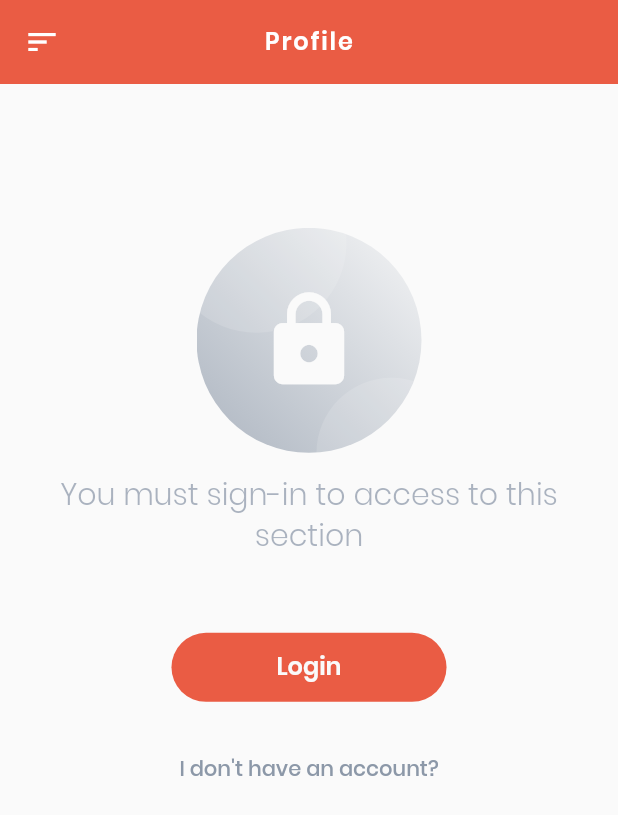
After one commit to KareemEltemsah/tarabeza_mobile_application, a Flutter app: the ProfileWidget screen opened by its route, on a phone screen of 412 x 824 dp. The commit adds this screen. Shown: the top 815 px of the screen. Run offline on Flutter 3.47's test engine with Material 2 defaults, Android fonts, the phone set to English and light mode, and no system bars; our stand-ins replace cached_network_image, firebase_core, firebase_messaging, flutter_form_builder, flutter_html, flutter_svg and 4 more; missing offline and left inert: global_configuration; accounts and stored records are empty.

Commit message:
add user profile page pt.1

```diff
--- a/lib/route_generator.dart
+++ b/lib/route_generator.dart
@@ -20,7 +20,7 @@ import 'src/pages/login.dart';
 import 'src/pages/pages.dart';
 // import 'src/pages/payment_methods.dart';
 // import 'src/pages/paypal_payment.dart';
-// import 'src/pages/profile.dart';
+import 'src/pages/profile.dart';
 // import 'src/pages/razorpay_payment.dart';
 // import 'src/pages/reviews.dart';
 // import 'src/pages/settings.dart';
@@ -45,8 +45,8 @@ class RouteGenerator {
       //   return MaterialPageRoute(builder: (_) => SignUpWidget());
       case '/Login':
         return MaterialPageRoute(builder: (_) => LoginWidget());
-      // case '/Profile':
-      //   return MaterialPageRoute(builder: (_) => ProfileWidget());
+      case '/Profile':
+        return MaterialPageRoute(builder: (_) => ProfileWidget());
       case '/ForgetPassword':
         return MaterialPageRoute(builder: (_) => ForgetPasswordWidget());
       case '/Pages':
--- /dev/null
+++ b/lib/src/elements/PermissionDeniedWidget.dart
@@ -0,0 +1,112 @@
+import 'package:flutter/material.dart';
+
+import '../../generated/l10n.dart';
+import '../helpers/app_config.dart' as config;
+
+class PermissionDeniedWidget extends StatefulWidget {
+  PermissionDeniedWidget({
+    Key key,
+  }) : super(key: key);
+
+  @override
+  _PermissionDeniedWidgetState createState() => _PermissionDeniedWidgetState();
+}
+
+class _PermissionDeniedWidgetState extends State<PermissionDeniedWidget> {
+  @override
+  void initState() {
+    super.initState();
+  }
+
+  @override
+  Widget build(BuildContext context) {
+    return Container(
+      alignment: AlignmentDirectional.center,
+      padding: EdgeInsets.symmetric(horizontal: 30),
+      height: config.App(context).appHeight(70),
+      child: Column(
+        mainAxisAlignment: MainAxisAlignment.center,
+        mainAxisSize: MainAxisSize.min,
+        children: <Widget>[
+          Stack(
+            children: <Widget>[
+              Container(
+                width: 150,
+                height: 150,
+                decoration: BoxDecoration(
+                    shape: BoxShape.circle,
+                    gradient: LinearGradient(begin: Alignment.bottomLeft, end: Alignment.topRight, colors: [
+                      Theme.of(context).focusColor.withOpacity(0.7),
+                      Theme.of(context).focusColor.withOpacity(0.05),
+                    ])),
+                child: Icon(
+                  Icons.https,
+                  color: Theme.of(context).scaffoldBackgroundColor,
+                  size: 70,
+                ),
+              ),
+              Positioned(
+                right: -30,
+                bottom: -50,
+                child: Container(
+                  width: 100,
+                  height: 100,
+                  decoration: BoxDecoration(
+                    color: Theme.of(context).scaffoldBackgroundColor.withOpacity(0.15),
+                    borderRadius: BorderRadius.circular(150),
+                  ),
+                ),
+              ),
+              Positioned(
+                left: -20,
+                top: -50,
+                child: Container(
+                  width: 120,
+                  height: 120,
+                  decoration: BoxDecoration(
+                    color: Theme.of(context).scaffoldBackgroundColor.withOpacity(0.15),
+                    borderRadius: BorderRadius.circular(150),
+                  ),
+                ),
+              )
+            ],
+          ),
+          SizedBox(height: 15),
+          Opacity(
+            opacity: 0.4,
+            child: Text(
+              S.of(context).you_must_signin_to_access_to_this_section,
+              textAlign: TextAlign.center,
+              style: Theme.of(context).textTheme.headline3.merge(TextStyle(fontWeight: FontWeight.w300)),
+            ),
+          ),
+          SizedBox(height: 50),
+          FlatButton(
+            onPressed: () {
+              Navigator.of(context).pushNamed('/Login');
+            },
+            padding: EdgeInsets.symmetric(vertical: 12, horizontal: 70),
+            color: Theme.of(context).accentColor.withOpacity(1),
+            shape: StadiumBorder(),
+            child: Text(
+              S.of(context).login,
+              style: Theme.of(context).textTheme.headline6.merge(TextStyle(color: Theme.of(context).scaffoldBackgroundColor)),
+            ),
+          ),
+          SizedBox(height: 20),
+          FlatButton(
+            onPressed: () {
+              Navigator.of(context).pushReplacementNamed('/SignUp');
+            },
+            padding: EdgeInsets.symmetric(vertical: 12, horizontal: 25),
+            shape: StadiumBorder(),
+            child: Text(
+              S.of(context).i_dont_have_an_account,
+              style: TextStyle(color: Theme.of(context).focusColor),
+            ),
+          ),
+        ],
+      ),
+    );
+  }
+}
```
Also changed, not shown: lib/src/controllers/profile_controller.dart (added, +14 -0 lines), lib/src/elements/ProfileAvatarWidget.dart (added, +73 -0 lines), lib/src/pages/profile.dart (added, +57 -0 lines).
